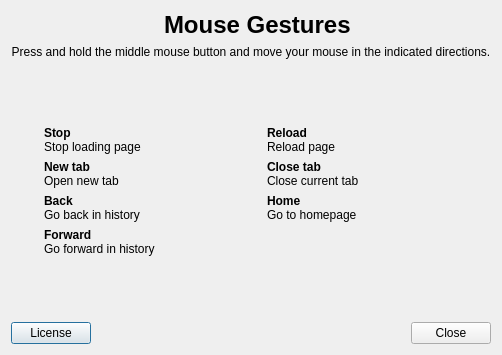
QupZilla/qupzilla, file src/plugins/MouseGestures/mousegesturessettingsdialog.ui: the form before one commit.
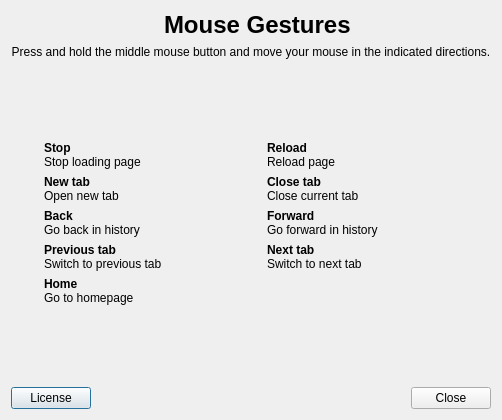
The form after the commit. Icons and pictures are not drawn.

Commit message: MouseGestures: Added 2 new gestures for switching tabs - up + right and up + left

Patch:
```diff
--- a/src/plugins/MouseGestures/mousegesturessettingsdialog.ui
+++ b/src/plugins/MouseGestures/mousegesturessettingsdialog.ui
@@ -7,7 +7,7 @@
     <x>0</x>
     <y>0</y>
     <width>502</width>
-    <height>355</height>
+    <height>420</height>
    </rect>
   </property>
   <property name="windowTitle">
@@ -140,20 +140,6 @@
        </property>
       </widget>
      </item>
-     <item row="3" column="0">
-      <widget class="QLabel" name="label_6">
-       <property name="pixmap">
-        <pixmap resource="mousegestures.qrc">:/mousegestures/data/right.gif</pixmap>
-       </property>
-      </widget>
-     </item>
-     <item row="3" column="1">
-      <widget class="QLabel" name="label_9">
-       <property name="text">
-        <string>&lt;b&gt;Forward&lt;/b&gt;&lt;br/&gt;Go forward in history</string>
-       </property>
-      </widget>
-     </item>
      <item row="0" column="2">
       <widget class="QLabel" name="label_8">
        <property name="sizePolicy">
@@ -189,19 +175,61 @@
       </widget>
      </item>
      <item row="2" column="2">
+      <widget class="QLabel" name="label_6">
+       <property name="pixmap">
+        <pixmap resource="mousegestures.qrc">:/mousegestures/data/right.gif</pixmap>
+       </property>
+      </widget>
+     </item>
+     <item row="2" column="3">
+      <widget class="QLabel" name="label_9">
+       <property name="text">
+        <string>&lt;b&gt;Forward&lt;/b&gt;&lt;br/&gt;Go forward in history</string>
+       </property>
+      </widget>
+     </item>
+     <item row="3" column="1">
+      <widget class="QLabel" name="label_19">
+       <property name="text">
+        <string>&lt;b&gt;Previous tab&lt;/b&gt;&lt;br/&gt;Switch to previous tab</string>
+       </property>
+      </widget>
+     </item>
+     <item row="4" column="0">
       <widget class="QLabel" name="label_14">
        <property name="pixmap">
         <pixmap resource="mousegestures.qrc">:/mousegestures/data/down-left.gif</pixmap>
        </property>
       </widget>
      </item>
-     <item row="2" column="3">
+     <item row="4" column="1">
       <widget class="QLabel" name="label_16">
        <property name="text">
         <string>&lt;b&gt;Home&lt;/b&gt;&lt;br/&gt;Go to homepage</string>
        </property>
       </widget>
      </item>
+     <item row="3" column="2">
+      <widget class="QLabel" name="label_20">
+       <property name="pixmap">
+        <pixmap resource="mousegestures.qrc">:/mousegestures/data/up-right.gif</pixmap>
+       </property>
+      </widget>
+     </item>
+     <item row="3" column="3">
+      <widget class="QLabel" name="label_21">
+       <property name="text">
+        <string>&lt;b&gt;Next tab&lt;/b&gt;&lt;br/&gt;Switch to next tab</string>
+       </property>
+      </widget>
+     </item>
+     <item row="3" column="0">
+      <widget class="QLabel" name="label_18">
+       <property name="pixmap">
+        <pixmap resource="mousegestures.qrc">:/mousegestures/data/up-left.gif</pixmap>
+       </property>
+      </widget>
+     </item>
     </layout>
    </item>
    <item>
```
The commit also changes 2 other files.
